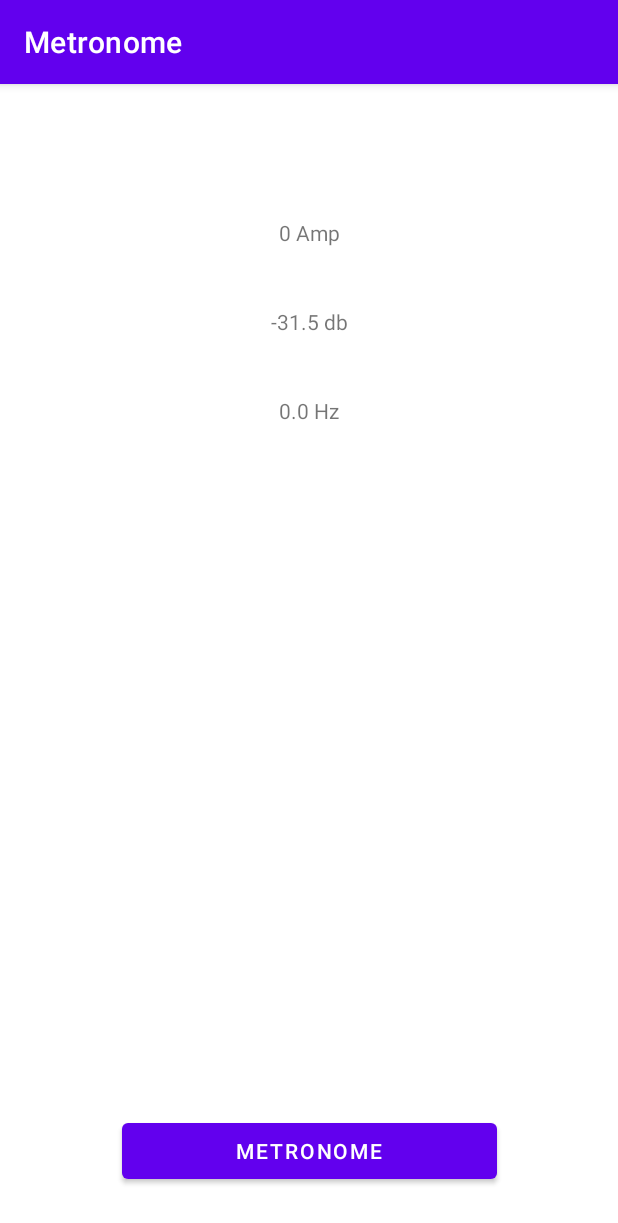
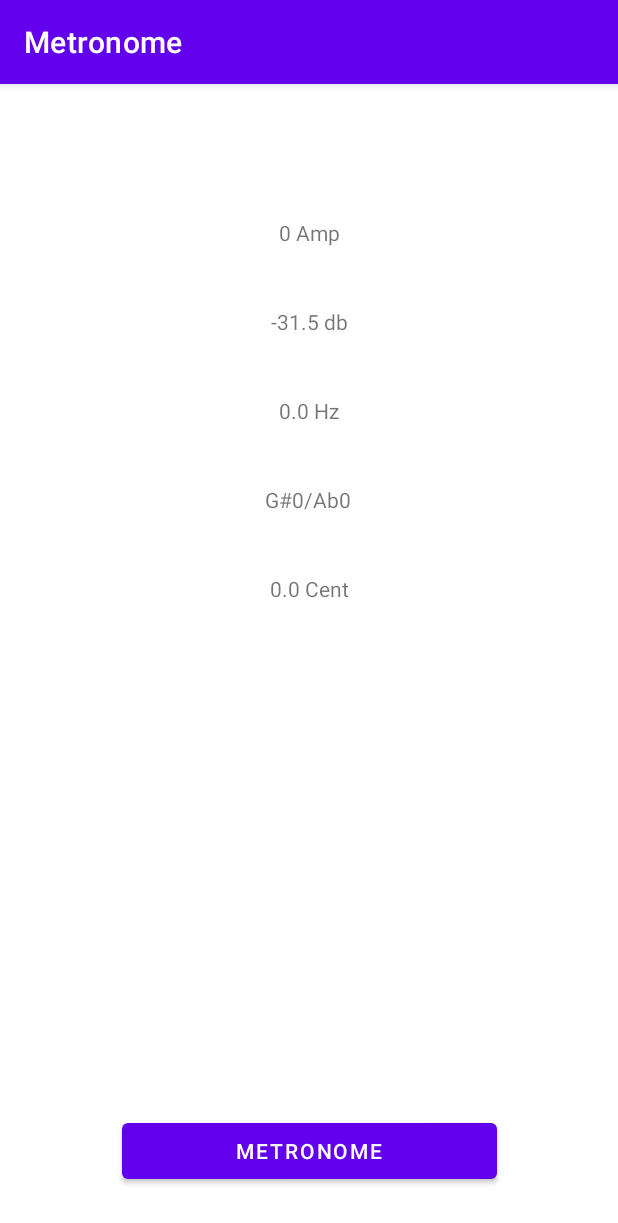
Before and after one commit to 587851/Metronom, an Android app: the TunerActivity screen opened directly, with no data from a screen before it, on a phone screen of 412 x 824 dp. Shown: the top 1223 px of the screen. Run offline under Robolectric (Android 15) with nearby library versions, the phone set to English and light mode, and no system bars.

Commit message:
Visualisert note og cent i textview

```diff
--- a/app/src/main/java/com/example/metronome/Tuner/Tuner.java
+++ b/app/src/main/java/com/example/metronome/Tuner/Tuner.java
@@ -9,8 +9,6 @@ import java.util.HashMap;
 public class Tuner {
 
     private int stemmeFrekvens = 440;
-    private double minsteFrekvensMultiplikator = 0.994;
-    private double StørsteFrekvensMultiplikator = 1.006;
 
     private String[] noteNavn = {"G#*/Ab*", "A*", "A#*/Bb*", "B*", "C*", "C#*/Db*", "D*", "D#*/Eb*", "E*", "F*", "F#*/Gb*", "G*"};
 
@@ -42,18 +40,20 @@ public class Tuner {
     public String toneNummerTilTone(double noteNummer) {
 
         int index = (int) Math.floor((noteNummer + 0.5) % 12);
-        int toneHøyde = (index + 8) / 12;
+        int toneHøyde = ((int) Math.round(noteNummer) + 8) / 12;
 
-        char toneHøydeChar = (char) ('0' + toneHøyde); // Convert to char
+        char toneHøydeChar = (char) ('0' + toneHøyde); // Konverter til char
         String returStreng = noteNavn[index].replace('*', toneHøydeChar);
 
         return returStreng;
     }
 
-    public double getCent(double frekvens) {
-        ////https://en.wikipedia.org/wiki/Cent_(music)#:~:text=A%20cent%20is%20a%20unit,semitones%20and%20therefore%201200%20cents.
-        double nermesteRiktigFrekvens = Math.round(kalkulerToneNummer(frekvens));
-        return 1200 * (Math.log(frekvens/nermesteRiktigFrekvens));
+    public int getCent(double frekvens) {
+        //https://en.wikipedia.org/wiki/Cent_(music)#:~:text=A%20cent%20is%20a%20unit,semitones%20and%20therefore%201200%20cents.
+        double nermesteNoteNummer = Math.round(kalkulerToneNummer(frekvens));
+        double nermesteNoteFrekvens = kalkulerFrekvens(nermesteNoteNummer);
+        double cent = 1200 * (Math.log(frekvens/nermesteNoteFrekvens)/Math.log(2));
+        return (int) Math.round(cent);
     }
 
 }
--- a/app/src/main/java/com/example/metronome/Tuner/TunerActivity.java
+++ b/app/src/main/java/com/example/metronome/Tuner/TunerActivity.java
@@ -21,10 +21,14 @@ public class TunerActivity extends AppCompatActivity implements View.OnClickList
     private LydOpptaker recorder;
     private LydKalkulator audioCalculator;
     private Handler handler;
+    private Tuner tuner;
 
     private TextView textAmplitude;
     private TextView textDecibel;
+
     private TextView textFrequency;
+    private TextView textNote;
+    private TextView textCent;
 
     @Override
     protected void onCreate(Bundle savedInstanceState) {
@@ -34,10 +38,14 @@ public class TunerActivity extends AppCompatActivity implements View.OnClickList
         recorder = new LydOpptaker(callback);
         audioCalculator = new LydKalkulator();
         handler = new Handler(Looper.getMainLooper());
+        tuner = new Tuner();
+
 
         textAmplitude = (TextView) findViewById(R.id.textAmplitude);
         textDecibel = (TextView) findViewById(R.id.textDecibel);
         textFrequency = (TextView) findViewById(R.id.textFrequency);
+        textNote = (TextView) findViewById(R.id.textNote);
+        textCent = (TextView) findViewById(R.id.textCent);
 
         Button toMetronomeButton = findViewById(R.id.to_metronome_button);
         toMetronomeButton.setOnClickListener(this);
@@ -62,10 +70,13 @@ public class TunerActivity extends AppCompatActivity implements View.OnClickList
             int amplitude = audioCalculator.getAmplitude();
             double decibel = audioCalculator.getDecibel();
             double frequency = audioCalculator.getFrequency();
+            double cent = tuner.getCent(frequency);
 
             final String amp = String.valueOf(amplitude + " Amp");
             final String db = String.valueOf(decibel + " db");
             final String hz = String.valueOf(frequency + " Hz");
+            final String note = tuner.frekvensTilNote(frequency);
+            final String ce = cent + " Cent";
 
             handler.post(new Runnable() {
                 @Override
@@ -73,6 +84,8 @@ public class TunerActivity extends AppCompatActivity implements View.OnClickList
                     textAmplitude.setText(amp);
                     textDecibel.setText(db);
                     textFrequency.setText(hz);
+                    textNote.setText(note);
+                    textCent.setText(ce);
                 }
             });
         }
--- a/app/src/main/res/layout/activity_tuner.xml
+++ b/app/src/main/res/layout/activity_tuner.xml
@@ -52,4 +52,29 @@
         app:layout_constraintStart_toStartOf="parent"
         app:layout_constraintTop_toBottomOf="@+id/textDecibel" />
 
+    <TextView
+        android:id="@+id/textNote"
+        android:layout_width="wrap_content"
+        android:layout_height="wrap_content"
+        android:layout_marginStart="50dp"
+        android:layout_marginTop="40dp"
+        android:layout_marginEnd="50dp"
+        android:text="Note"
+        app:layout_constraintEnd_toEndOf="parent"
+        app:layout_constraintHorizontal_bias="0.498"
+        app:layout_constraintStart_toStartOf="parent"
+        app:layout_constraintTop_toBottomOf="@+id/textFrequency" />
+
+    <TextView
+        android:id="@+id/textCent"
+        android:layout_width="wrap_content"
+        android:layout_height="wrap_content"
+        android:layout_marginStart="50dp"
+        android:layout_marginTop="40dp"
+        android:layout_marginEnd="50dp"
+        android:text="Cent"
+        app:layout_constraintEnd_toEndOf="parent"
+        app:layout_constraintStart_toStartOf="parent"
+        app:layout_constraintTop_toBottomOf="@+id/textNote" />
+
 </androidx.constraintlayout.widget.ConstraintLayout>
```
